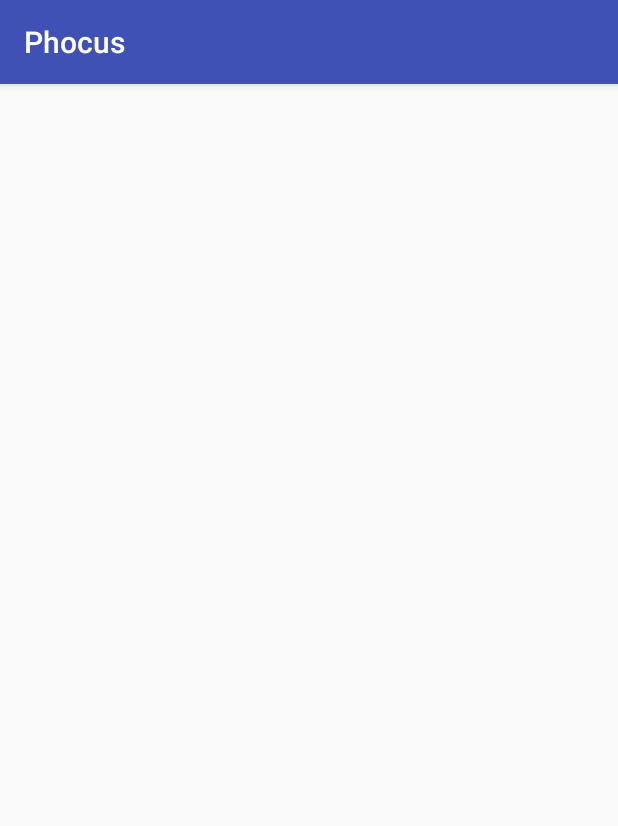
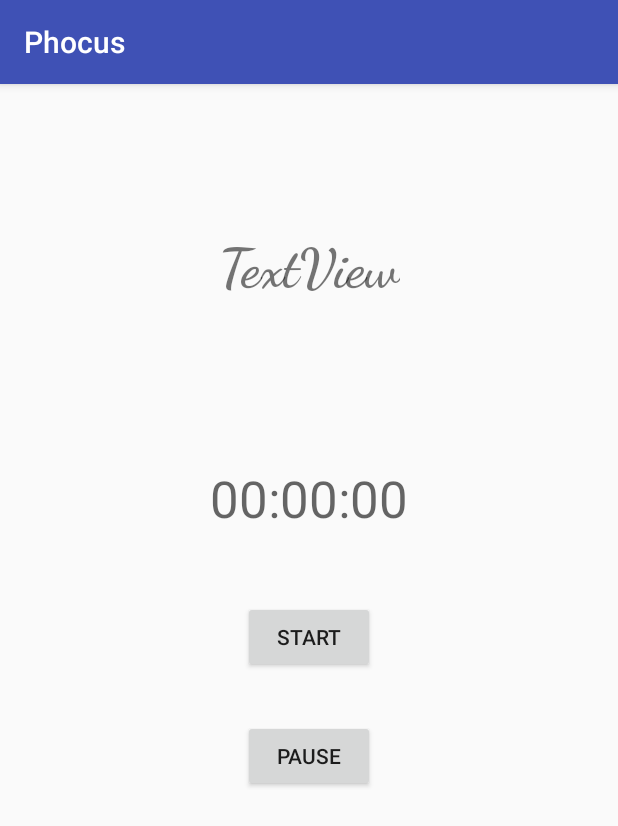
Before and after one commit to bramat92/PhocussApp, an Android app: the Timer screen opened directly, with no data from a screen before it, on a phone screen of 412 x 824 dp. Shown: the top 826 px of the screen. Run offline under Robolectric (Android 15) with nearby library versions, the phone set to English and light mode, and no system bars; 6 statements that could not run were skipped.

Commit message:
Connected the timer to the main activity. made it so the actual arraylist of tasks is being passed to the listview. We still need to figure out how to update the arraylist based on what happens in the timer.

```diff
--- a/app/src/main/java/com/multithread/mosiah/projectcs246/DetailActivity.java
+++ b/app/src/main/java/com/multithread/mosiah/projectcs246/DetailActivity.java
@@ -19,7 +19,8 @@ public class DetailActivity extends AppCompatActivity {
         textDetail = (TextView)findViewById(R.id.taskDetailId);
 
         Intent intent = getIntent();
-        String taskTitle = intent.getStringExtra("title");
+        Task task = (Task) intent.getSerializableExtra("taskObject");
+        String taskTitle = task.getTaskName();
 
         textDetail.setText(taskTitle);
 
--- a/app/src/main/java/com/multithread/mosiah/projectcs246/Task.java
+++ b/app/src/main/java/com/multithread/mosiah/projectcs246/Task.java
@@ -3,6 +3,7 @@ package com.multithread.mosiah.projectcs246;
 import android.os.CountDownTimer;
 import android.os.SystemClock;
 
+import java.io.Serializable;
 import java.sql.Time;
 import java.util.Timer;
 
@@ -10,7 +11,7 @@ import java.util.Timer;
  * Created by Peyton on 6/9/2017.
  */
 
-public class Task {
+public class Task implements Serializable {
 
     //options or field variables
     private String taskName;
--- a/app/src/main/java/com/multithread/mosiah/projectcs246/Timer.java
+++ b/app/src/main/java/com/multithread/mosiah/projectcs246/Timer.java
@@ -1,26 +1,97 @@
 package com.multithread.mosiah.projectcs246;
 
+import android.content.Intent;
 import android.os.CountDownTimer;
 import android.support.v7.app.AppCompatActivity;
 import android.os.Bundle;
+import android.view.View;
+import android.widget.Button;
+import android.widget.TextView;
 
 public class Timer extends AppCompatActivity {
-
+    TextView tvTaskName;
+    TextView tvTimer;
+    Button bStart;
+    Button bStop;
     CountDownTimer timer;
-
+    long remainingTime;
     @Override
     protected void onCreate(Bundle savedInstanceState) {
         super.onCreate(savedInstanceState);
         setContentView(R.layout.activity_timer);
 
-//        timer = new CountDownTimer(task.getDuration(), 1000) {
-//            public void onTick(long remaining) {
-//                System.out.printf("seconds remaining: " + remaining / 1000);
-//            }
-//
-//            public void onFinish() {
-//                System.out.printf("done!");
-//            }
-//        }.start();
+        Intent intent = getIntent();
+        Task task = (Task) intent.getSerializableExtra("taskObject");
+        String taskTitle = task.getTaskName();
+
+        //set textview to the name of the task
+        tvTaskName = (TextView) findViewById(R.id.taskDetailId);
+        tvTaskName.setText(task.getTaskName());
+
+
+        //set textview to the duration of the task
+        tvTimer = (TextView) findViewById(R.id.textView);
+        int seconds = (int) (task.getDuration() / 1000) % 60;
+        int minutes = (int) ((task.getDuration() / (1000 * 60)) % 60);
+        int hours = (int) ((task.getDuration() / (1000 * 60 * 60)) % 24);
+        tvTimer.setText("" + String.format("%02d:%02d:%02d", hours, minutes, seconds));
+
+        bStart = (Button) findViewById(R.id.start);
+
+        bStop = (Button) findViewById(R.id.stop);
+        remainingTime = task.getDuration();
+
+    }
+
+    public void startOnClick(View view) {
+        timer = new CountDownTimer(remainingTime,1000) {
+            @Override
+            public void onTick(long millisUntilFinished) {
+                String timeH = String.valueOf(millisUntilFinished/10000);
+                String time = String.valueOf(millisUntilFinished/ 1000);
+                String timeMill = String.valueOf(millisUntilFinished/100);
+
+                if (remainingTime != 0) {
+
+
+                    int seconds = (int) (millisUntilFinished / 1000) % 60;
+                    int minutes = (int) ((millisUntilFinished / (1000 * 60)) % 60);
+                    int hours = (int) ((millisUntilFinished / (1000 * 60 * 60)) % 24);
+                    //tvTimer.setText(hours + ":" + minutes + ":" + seconds);
+                    tvTimer.setText("" + String.format("%02d:%02d:%02d", hours, minutes, seconds));
+                /*tvTimer.setText(""+String.format("%02d:%02d:%02d", TimeUnit.MILLISECONDS.toHours(millisUntilFinished),
+                                TimeUnit.MILLISECONDS.toMinutes(millisUntilFinished) % 60,
+                                TimeUnit.MILLISECONDS.toSeconds(millisUntilFinished) -
+                                TimeUnit.MINUTES.toSeconds(TimeUnit.MILLISECONDS.toMinutes(millisUntilFinished))));*/
+                    remainingTime = millisUntilFinished;
+                }
+                else if(remainingTime < 0){
+
+                    int seconds = (int) (millisUntilFinished / 1000) % 60;
+                    int minutes = (int) ((millisUntilFinished / (1000 * 60)) % 60);
+                    int hours = (int) ((millisUntilFinished / (1000 * 60 * 60)) % 24);
+
+                    tvTimer.setText("" + String.format("%02d:%02d:%02d", hours, minutes, seconds));
+
+                    remainingTime = millisUntilFinished;
+                }
+
+            }
+
+            @Override
+            public void onFinish() {
+                tvTimer.setText("Done");
+
+            }
+        };
+        timer.start();
+    }
+
+    public void pauseOnClick(View view) {
+        if(timer != null) {
+            timer.cancel();
+            //tvTimer.setText("0");
+        }
+
     }
 }
--- a/app/src/main/res/layout/activity_timer.xml
+++ b/app/src/main/res/layout/activity_timer.xml
@@ -5,5 +5,62 @@
     android:layout_width="match_parent"
     android:layout_height="match_parent"
     tools:context="com.multithread.mosiah.projectcs246.Timer">
+    <TextView
+        android:id="@+id/taskDetailId"
+        android:layout_width="wrap_content"
+        android:layout_height="wrap_content"
+        android:layout_marginBottom="8dp"
+        android:layout_marginTop="8dp"
+        android:fontFamily="cursive"
+        android:text="TextView"
+        android:textSize="36sp"
+        android:textStyle="bold"
+        app:layout_constraintBottom_toBottomOf="parent"
+        app:layout_constraintLeft_toLeftOf="parent"
+        app:layout_constraintRight_toRightOf="parent"
+        app:layout_constraintTop_toTopOf="parent"
+        app:layout_constraintVertical_bias="0.13" />
+    <TextView
+        android:id="@+id/textView"
+        android:layout_width="wrap_content"
+        android:layout_height="wrap_content"
+        android:layout_marginBottom="8dp"
+        android:layout_marginLeft="8dp"
+        android:layout_marginRight="8dp"
+        android:layout_marginTop="8dp"
+        android:text="0"
+        android:layout_centerHorizontal="true"
+        android:textAppearance="@style/TextAppearance.AppCompat.Display1"
+        app:layout_constraintBottom_toBottomOf="parent"
+        app:layout_constraintLeft_toLeftOf="parent"
+        app:layout_constraintRight_toRightOf="parent"
+        app:layout_constraintTop_toTopOf="parent"
+        app:layout_constraintVertical_bias="0.347" />
 
+    <Button
+        android:id="@+id/start"
+        android:layout_width="wrap_content"
+        android:layout_height="wrap_content"
+        android:text="Start"
+        android:onClick="startOnClick"
+        android:layout_marginTop="46dp"
+        app:layout_constraintTop_toBottomOf="@+id/textView"
+        android:layout_marginLeft="8dp"
+        app:layout_constraintLeft_toLeftOf="parent"
+        android:layout_marginRight="8dp"
+        app:layout_constraintRight_toRightOf="parent" />
+
+
+    <Button
+        android:id="@+id/stop"
+        android:layout_width="wrap_content"
+        android:layout_height="wrap_content"
+        android:text="Pause"
+        android:onClick="pauseOnClick"
+        android:layout_marginTop="31dp"
+        app:layout_constraintTop_toBottomOf="@+id/start"
+        android:layout_marginLeft="8dp"
+        app:layout_constraintLeft_toLeftOf="parent"
+        android:layout_marginRight="8dp"
+        app:layout_constraintRight_toRightOf="parent" />
 </android.support.constraint.ConstraintLayout>
```
Also changed, not shown: app/src/main/java/com/multithread/mosiah/projectcs246/AdapterTask.java (added, +59 -0 lines), app/src/main/java/com/multithread/mosiah/projectcs246/EditTask.java (+1 -52 lines), app/src/main/java/com/multithread/mosiah/projectcs246/MainActivity.java (+9 -41 lines), app/src/main/res/layout/activity_main.xml (+16 -13 lines).
